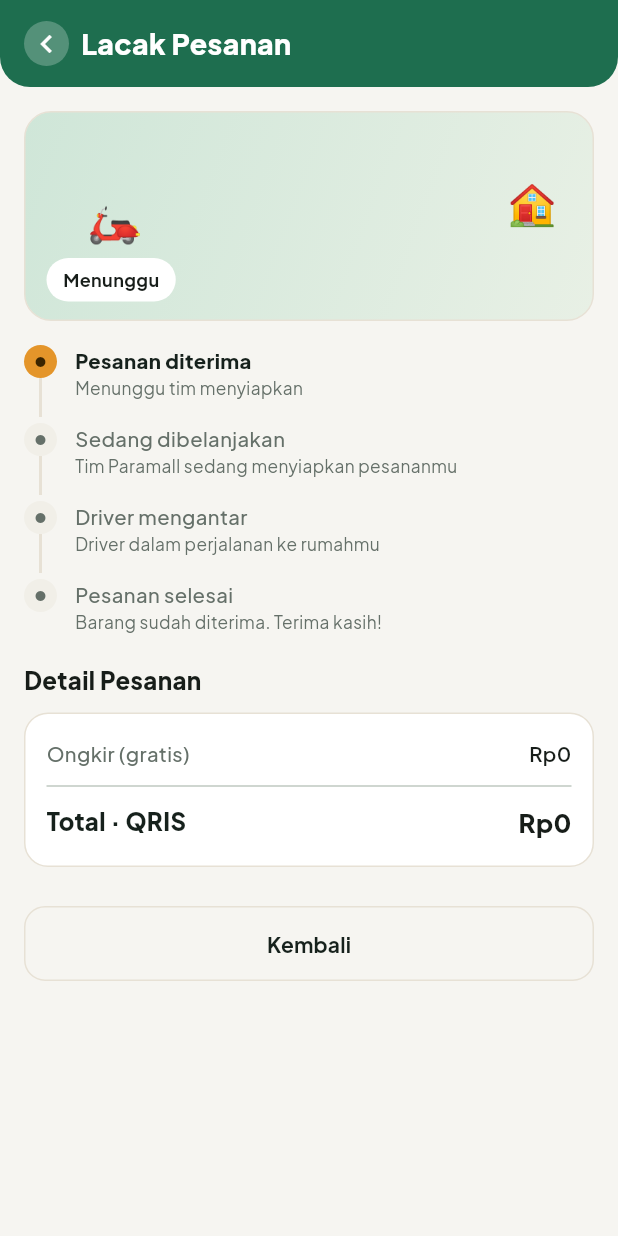
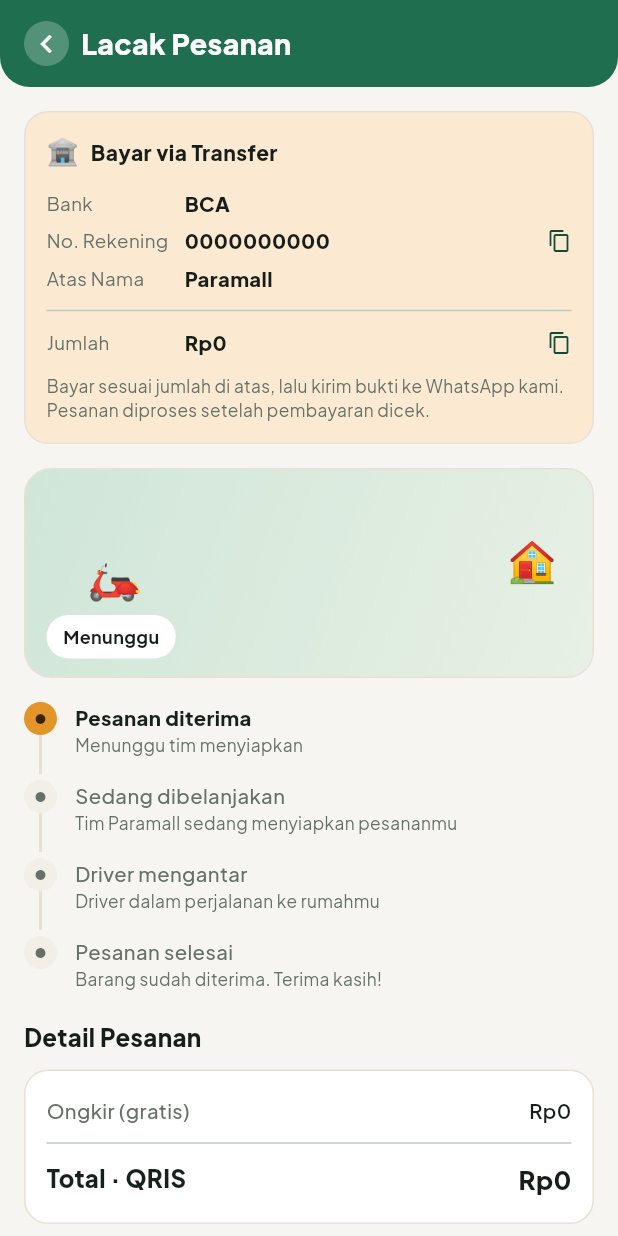
Before and after one commit to mustang77/tideview, a Flutter app: the TrackingPage screen opened directly with empty values, on a phone screen of 412 x 824 dp. Run offline on Flutter 3.47's test engine with Material 3 defaults, Android fonts, the phone set to English and light mode, and no system bars; our stand-ins replace firebase_core, firebase_messaging, shared_preferences; accounts and stored records are empty; network calls fail.

Commit message:
Checkout: QRIS/Transfer prepay flow + free-ongkir nudge (reduce COD risk)
- Paying online (QRIS/Transfer) gives free ongkir (kPrepayFreeOngkir),
  nudging customers off COD toward upfront payment.
- New PayInstructions widget shows bank rekening (copyable) or QRIS
  image + the exact amount, at checkout and on the tracking screen.
- Tracking shows the payment box for prepaid orders until they're
  processed, with a 'Sudah bayar? Kirim bukti' WhatsApp button.
- Config consts to fill in: kBankName/Account/Holder, kQrisImageUrl,
  and kPrepayFreeOngkir toggle. All client-side; no server change.

```diff
--- a/lib/main.dart
+++ b/lib/main.dart
@@ -2,7 +2,7 @@ import 'dart:async';
 import 'dart:convert';
 import 'package:flutter/foundation.dart' show kIsWeb;
 import 'package:flutter/material.dart';
-import 'package:flutter/services.dart' show rootBundle;
+import 'package:flutter/services.dart' show rootBundle, Clipboard, ClipboardData;
 import 'package:url_launcher/url_launcher.dart';
 import 'store.dart';
 import 'api.dart';
@@ -25,6 +25,17 @@ const String kDriverHash = '091ce939cb21f96cbc3592627761c196915935c69c572c05911c
 const int kFreeOngkirMin = 100000; // gratis ongkir di atas nominal ini (promo, tetap untung karena ada margin)
 const int kMinOrder = 25000; // minimal belanja
 const double kMarginPct = 0.12; // markup harga jual (12%) — sumber profit utama, skala dengan besar belanja
+
+// --- Pembayaran & anti-risiko COD ---
+// Nudge: beri GRATIS ongkir kalau pelanggan bayar di muka (QRIS/Transfer).
+// Ini menukar ongkir dengan kepastian bayar + tanpa risiko COD. Set false untuk matikan.
+const bool kPrepayFreeOngkir = true;
+// Info transfer bank — ISI dengan rekeningmu.
+const String kBankName = 'BCA';              // contoh: 'BCA', 'BRI', 'Mandiri'
+const String kBankAccount = '0000000000';    // nomor rekening
+const String kBankHolder = 'Paramall';       // atas nama
+// QRIS: tempel URL gambar QRIS statis-mu (opsional). Kosongkan kalau belum ada.
+const String kQrisImageUrl = '';
 
 class DeliveryZone {
   final String label;
@@ -924,7 +935,9 @@ class _CheckoutPageState extends State<CheckoutPage> {
     super.dispose();
   }
 
-  int get ongkir => widget.subtotal >= kFreeOngkirMin ? 0 : kZones[_zone].fee;
+  bool get _isPrepay => _pay == 'QRIS' || _pay == 'Transfer';
+  bool get _freeOngkir => widget.subtotal >= kFreeOngkirMin || (_isPrepay && kPrepayFreeOngkir);
+  int get ongkir => _freeOngkir ? 0 : kZones[_zone].fee;
   int get total => widget.subtotal + ongkir;
 
   String _payLabel(String p) => p == 'COD' ? 'Bayar di Tempat (COD)' : p == 'Transfer' ? 'Transfer Bank' : 'QRIS';
@@ -986,10 +999,19 @@ class _CheckoutPageState extends State<CheckoutPage> {
               ...List.generate(kZones.length, _zoneTile),
               const SizedBox(height: 8),
               const Text('Metode Pembayaran', style: TextStyle(fontWeight: FontWeight.w800, fontSize: 16)),
+              if (kPrepayFreeOngkir)
+                const Padding(
+                  padding: EdgeInsets.only(top: 2),
+                  child: Text('Bayar online (QRIS/Transfer) → GRATIS ongkir 🎉', style: TextStyle(color: kGreen, fontSize: 12.5, fontWeight: FontWeight.w700)),
+                ),
               const SizedBox(height: 10),
               _payTile('COD', '💵', 'Bayar di Tempat (COD)', 'Bayar tunai saat barang diantar'),
-              _payTile('Transfer', '🏦', 'Transfer Bank', 'Info rekening dikirim setelah pesan'),
-              _payTile('QRIS', '📱', 'QRIS', 'Scan & bayar (menyusul)'),
+              _payTile('Transfer', '🏦', 'Transfer Bank', kPrepayFreeOngkir ? 'Bayar di muka · gratis ongkir' : 'Transfer sebelum diantar'),
+              _payTile('QRIS', '📱', 'QRIS', kPrepayFreeOngkir ? 'Scan & bayar · gratis ongkir' : 'Scan & bayar'),
+              if (_isPrepay) ...[
+                const SizedBox(height: 10),
+                _payInstructions(),
+              ],
               const SizedBox(height: 12),
               const Text('Ringkasan Pesanan', style: TextStyle(fontWeight: FontWeight.w800, fontSize: 16)),
               const SizedBox(height: 10),
@@ -1000,7 +1022,7 @@ class _CheckoutPageState extends State<CheckoutPage> {
                   ...widget.cart.entries.map((e) => moneyRow('${e.value}× ${widget.products[e.key].name}', rupiah(widget.products[e.key].price * e.value))),
                   const Divider(height: 18),
                   moneyRow('Subtotal', rupiah(widget.subtotal)),
-                  moneyRow(ongkir == 0 ? 'Ongkir (gratis)' : 'Ongkir (${kZones[_zone].label})', rupiah(ongkir)),
+                  moneyRow(ongkir != 0 ? 'Ongkir (${kZones[_zone].label})' : (_isPrepay && kPrepayFreeOngkir ? 'Ongkir (gratis · bayar online)' : 'Ongkir (gratis)'), rupiah(ongkir)),
                   const SizedBox(height: 4),
                   moneyRow('Total Bayar', rupiah(total), bold: true),
                 ]),
@@ -1082,6 +1104,89 @@ class _CheckoutPageState extends State<CheckoutPage> {
       ),
     );
   }
+
+  Widget _payInstructions() => PayInstructions(pay: _pay, total: total);
+}
+
+// Shows how to pay for a prepaid (QRIS/Transfer) order. Reused at checkout and
+// on the tracking screen. When [orderId] is set, adds a "kirim bukti" WA button.
+class PayInstructions extends StatelessWidget {
+  final String pay;
+  final int total;
+  final String? orderId;
+  const PayInstructions({super.key, required this.pay, required this.total, this.orderId});
+
+  bool get _isQris => pay == 'QRIS';
+
+  Future<void> _copy(BuildContext context, String v) async {
+    await Clipboard.setData(ClipboardData(text: v));
+    if (context.mounted) {
+      ScaffoldMessenger.of(context)
+        ..hideCurrentSnackBar()
+        ..showSnackBar(const SnackBar(content: Text('Disalin'), duration: Duration(milliseconds: 900)));
+    }
+  }
+
+  void _sendProof() {
+    if (kWaNumber.isEmpty) return;
+    final msg = 'Halo Paramall, saya sudah bayar pesanan${orderId != null ? ' #$orderId' : ''} sebesar ${rupiah(total)}. Ini bukti transfernya:';
+    launchUrl(Uri.parse('https://wa.me/$kWaNumber?text=${Uri.encodeComponent(msg)}'), mode: LaunchMode.externalApplication);
+  }
+
+  @override
+  Widget build(BuildContext context) {
+    return Container(
+      padding: const EdgeInsets.all(14),
+      decoration: BoxDecoration(color: kMangoSoft, borderRadius: BorderRadius.circular(16), border: Border.all(color: kLine)),
+      child: Column(crossAxisAlignment: CrossAxisAlignment.start, children: [
+        Row(children: [
+          Text(_isQris ? '📱' : '🏦', style: const TextStyle(fontSize: 17)),
+          const SizedBox(width: 8),
+          Text(_isQris ? 'Bayar via QRIS' : 'Bayar via Transfer', style: const TextStyle(fontWeight: FontWeight.w800, fontSize: 14)),
+        ]),
+        const SizedBox(height: 10),
+        if (_isQris) ...[
+          if (kQrisImageUrl.isNotEmpty)
+            Center(child: ClipRRect(borderRadius: BorderRadius.circular(12), child: Image.network(kQrisImageUrl, height: 200, fit: BoxFit.contain, errorBuilder: (_, __, ___) => const Text('Gagal memuat QRIS'))))
+          else
+            const Text('Kode QRIS akan kami kirim via WhatsApp setelah pesanan dibuat.', style: TextStyle(fontSize: 12.5, color: kInk, height: 1.35)),
+        ] else ...[
+          _copyRow(context, 'Bank', kBankName, copyable: false),
+          _copyRow(context, 'No. Rekening', kBankAccount),
+          _copyRow(context, 'Atas Nama', kBankHolder, copyable: false),
+        ],
+        const Divider(height: 18),
+        _copyRow(context, 'Jumlah', rupiah(total)),
+        const SizedBox(height: 8),
+        const Text('Bayar sesuai jumlah di atas, lalu kirim bukti ke WhatsApp kami. Pesanan diproses setelah pembayaran dicek.', style: TextStyle(fontSize: 11.5, color: kMuted, height: 1.4)),
+        if (orderId != null && kWaNumber.isNotEmpty) ...[
+          const SizedBox(height: 12),
+          SizedBox(
+            width: double.infinity,
+            child: FilledButton.icon(
+              style: FilledButton.styleFrom(backgroundColor: kGreen, minimumSize: const Size.fromHeight(46), shape: RoundedRectangleBorder(borderRadius: BorderRadius.circular(12))),
+              onPressed: _sendProof,
+              icon: const Icon(Icons.chat, size: 18),
+              label: const Text('Sudah bayar? Kirim bukti', style: TextStyle(fontWeight: FontWeight.w800)),
+            ),
+          ),
+        ],
+      ]),
+    );
+  }
+
+  Widget _copyRow(BuildContext context, String k, String v, {bool copyable = true}) => Padding(
+        padding: const EdgeInsets.symmetric(vertical: 3),
+        child: Row(children: [
+          SizedBox(width: 92, child: Text(k, style: const TextStyle(color: kMuted, fontSize: 12.5))),
+          Expanded(child: Text(v, style: const TextStyle(fontWeight: FontWeight.w800, fontSize: 13.5))),
+          if (copyable)
+            GestureDetector(
+              onTap: () => _copy(context, v),
+              child: const Padding(padding: EdgeInsets.only(left: 8), child: Icon(Icons.copy, size: 16, color: kGreenInk)),
+            ),
+        ]),
+      );
 }
 
 // ---------- tracking ----------
@@ -1164,6 +1269,11 @@ class _TrackingPageState extends State<TrackingPage> {
                   decoration: BoxDecoration(color: kGreenSoft, borderRadius: BorderRadius.circular(14)),
                   child: Row(children: [const Text('✅', style: TextStyle(fontSize: 18)), const SizedBox(width: 9), Expanded(child: Text('Pesanan #${o.id} berhasil dibuat!', style: const TextStyle(fontWeight: FontWeight.w700, color: kGreenInk)))]),
                 ),
+              // Prepaid order not yet processed → show payment instructions until it's paid & moved on.
+              if (o.pay != 'COD' && st == 0) ...[
+                PayInstructions(pay: o.pay, total: o.total, orderId: o.id),
+                const SizedBox(height: 16),
+              ],
               _map(st),
               const SizedBox(height: 16),
               ...List.generate(_stages.length, (i) => _stepRow(i, st)),
```
